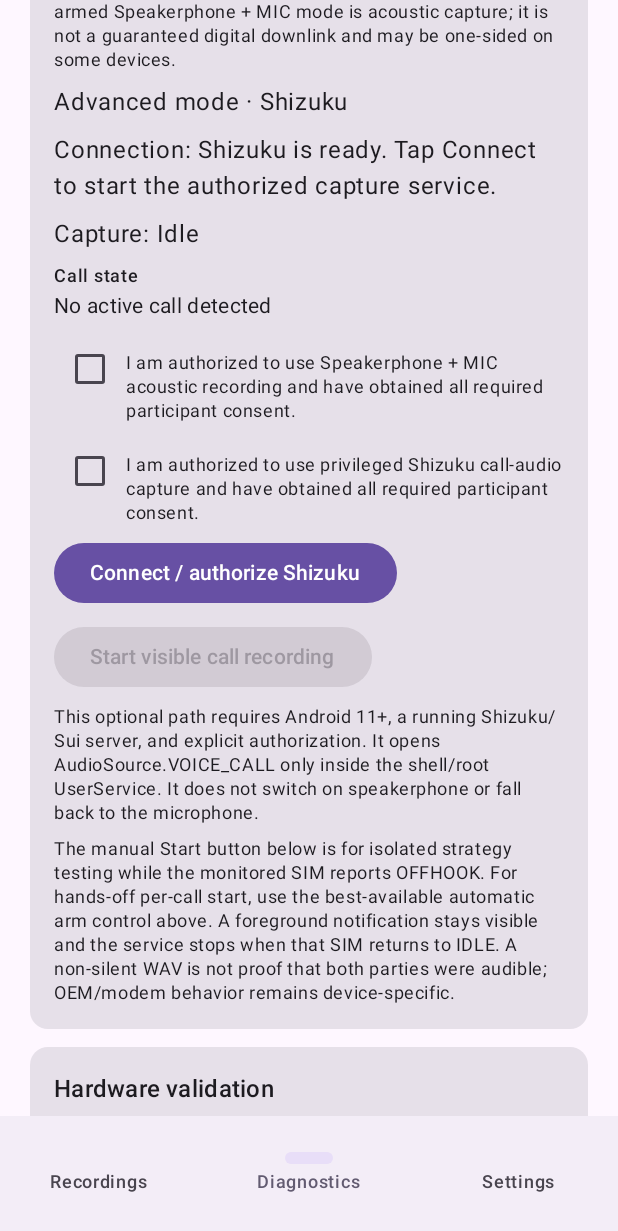
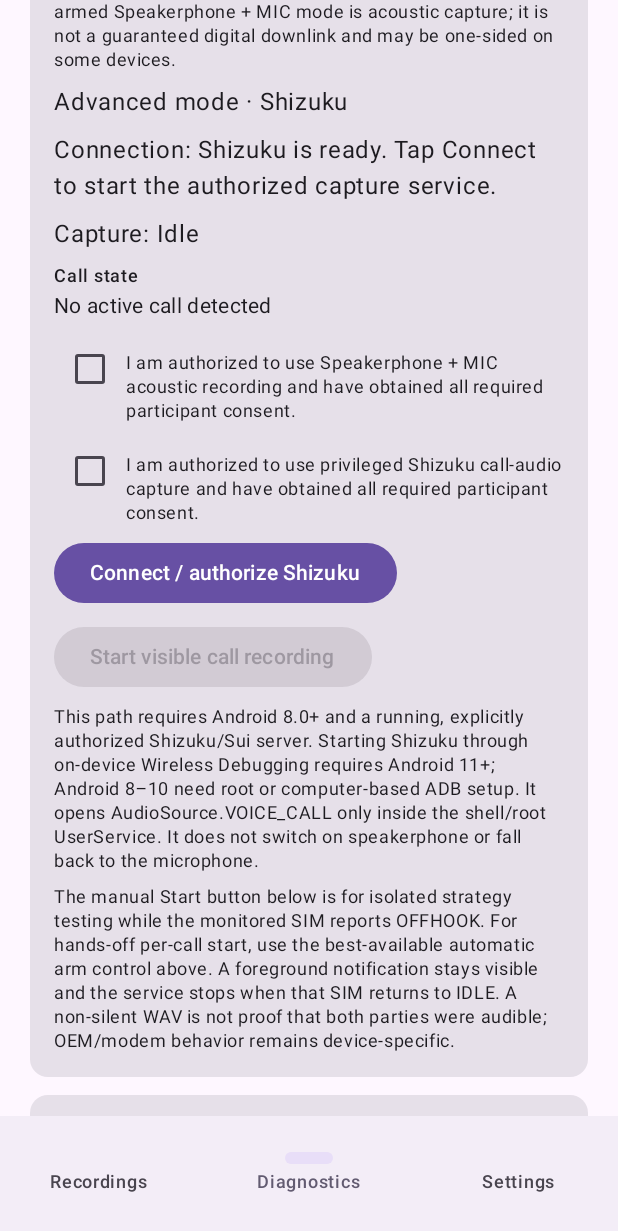
Before and after one commit to mojtaba-arvin/android-sim-call-recorder, an Android app built with Jetpack Compose: the screen it shows after launch (MainActivity), item 2 of the bottom bar chosen, scrolled down 1562 dp, on a phone screen of 412 x 824 dp. Shown: the top 1231 px of the screen. Run offline under Robolectric (Android 15) with nearby library versions, the phone set to English and light mode, and no system bars; our stand-ins replace Dagger/Hilt's generated code, Room's generated code; libraries missing offline, so code that uses them is left out: rikka.shizuku; 22 statements that could not run were skipped.

Commit message:
docs(android): align Shizuku permission and API-floor guidance

```diff
--- a/app/src/main/java/com/mojtaba/simcallrecorder/MainActivity.kt
+++ b/app/src/main/java/com/mojtaba/simcallrecorder/MainActivity.kt
@@ -716,8 +716,9 @@ private fun DiagnosticsScreen(
                 }
             }
             Text(
-                "This optional path requires Android 11+, a running Shizuku/Sui server, and explicit " +
-                    "authorization. It opens AudioSource.VOICE_CALL only inside the shell/root UserService. " +
+                "This path requires Android 8.0+ and a running, explicitly authorized Shizuku/Sui server. " +
+                    "Starting Shizuku through on-device Wireless Debugging requires Android 11+; Android 8–10 " +
+                    "need root or computer-based ADB setup. It opens AudioSource.VOICE_CALL only inside the shell/root UserService. " +
                     "It does not switch on speakerphone or fall back to the microphone.",
                 style = MaterialTheme.typography.bodySmall,
             )
```
